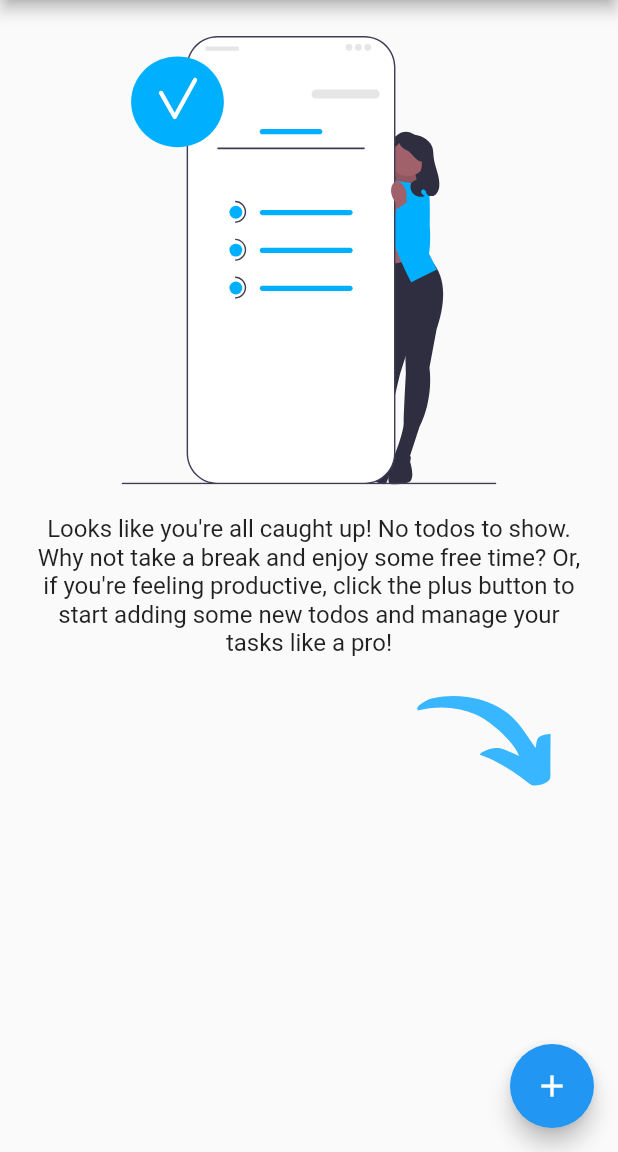
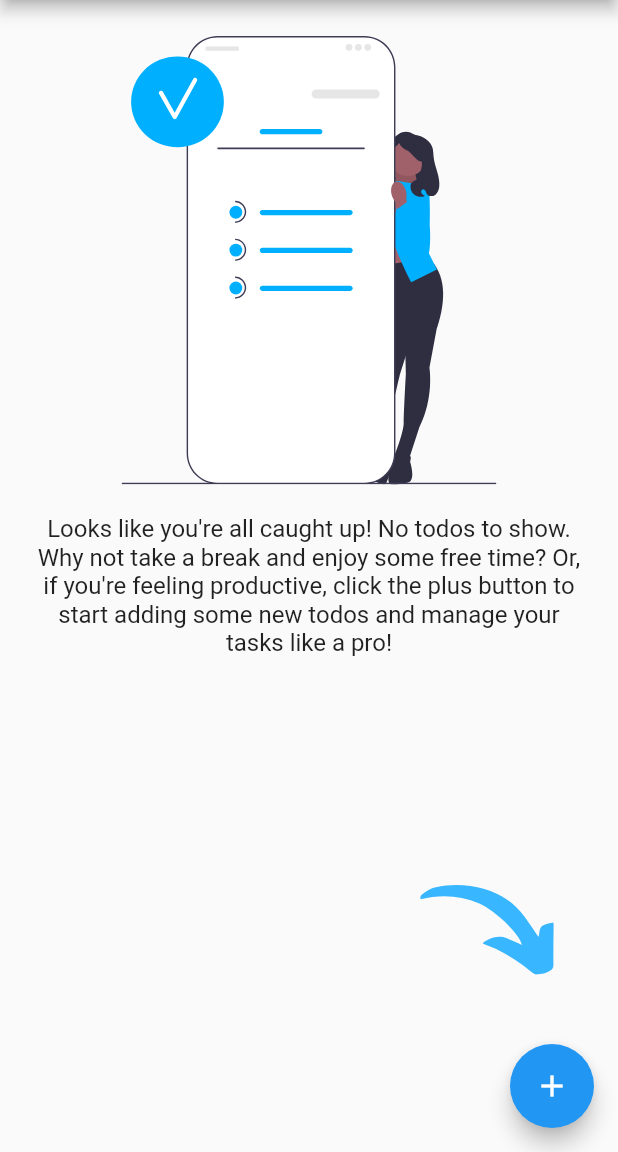
Before and after one commit to prasetya4di/my-todo-list, a Flutter app: the screen it shows after launch, on a phone screen of 412 x 824 dp, the part 84-1236 px from its top. Run offline on Flutter 3.47's test engine with Material 2 defaults, Android fonts, the phone set to English and light mode, and no system bars; our stand-ins replace equatable, flutter_bloc, flutter_svg, freezed_annotation, get_it, objectbox; generated files the repository leaves out were written again.

Commit message:
Update arrow position in empty todo screen

```diff
--- a/lib/view/todo/todo_screen.dart
+++ b/lib/view/todo/todo_screen.dart
@@ -21,7 +21,7 @@ class TodoScreen extends StatelessWidget {
       body: BlocConsumer<TodoBloc, TodoState>(
           builder: (context, state) {
             if (todoBloc.todos.isEmpty) {
-              return const SingleChildScrollView(child: EmptyTodo());
+              return const EmptyTodo();
             } else {
               return ListTodo(todos: todoBloc.todos);
             }
--- a/lib/view/todo/widgets/empty_todo.dart
+++ b/lib/view/todo/widgets/empty_todo.dart
@@ -9,6 +9,10 @@ class EmptyTodo extends StatelessWidget {
   Widget build(BuildContext context) {
     return Padding(
       padding: const EdgeInsets.all(24),
+      child: Stack(
+        fit: StackFit.expand,
+        children: [
+          SingleChildScrollView(
             child: Column(
               children: [
                 SvgPicture.asset(Assets.imagesEmptyTodo, width: 250),
@@ -17,16 +21,13 @@ class EmptyTodo extends StatelessWidget {
                     "Looks like you're all caught up! No todos to show. Why not take a break and enjoy some free time? Or, if you're feeling productive, click the plus button to start adding some new todos and manage your tasks like a pro!",
                     textAlign: TextAlign.center,
                     style: Theme.of(context).textTheme.titleMedium),
-          Row(
-            mainAxisAlignment: MainAxisAlignment.end,
-            children: [
-              Padding(
-                padding: const EdgeInsets.only(right: 12.0),
-                child:
-                    SvgPicture.asset(Assets.imagesIcArrowDownBlue, width: 100),
+              ],
             ),
-            ],
-          )
+          ),
+          Positioned(
+            bottom: 80,
+            right: 10,
+            child: SvgPicture.asset(Assets.imagesIcArrowDownBlue, width: 100),)
         ],
       ),
     );
```
Also changed, not shown: 4 other files. Lines whose indentation alone changed are shown as unchanged.
